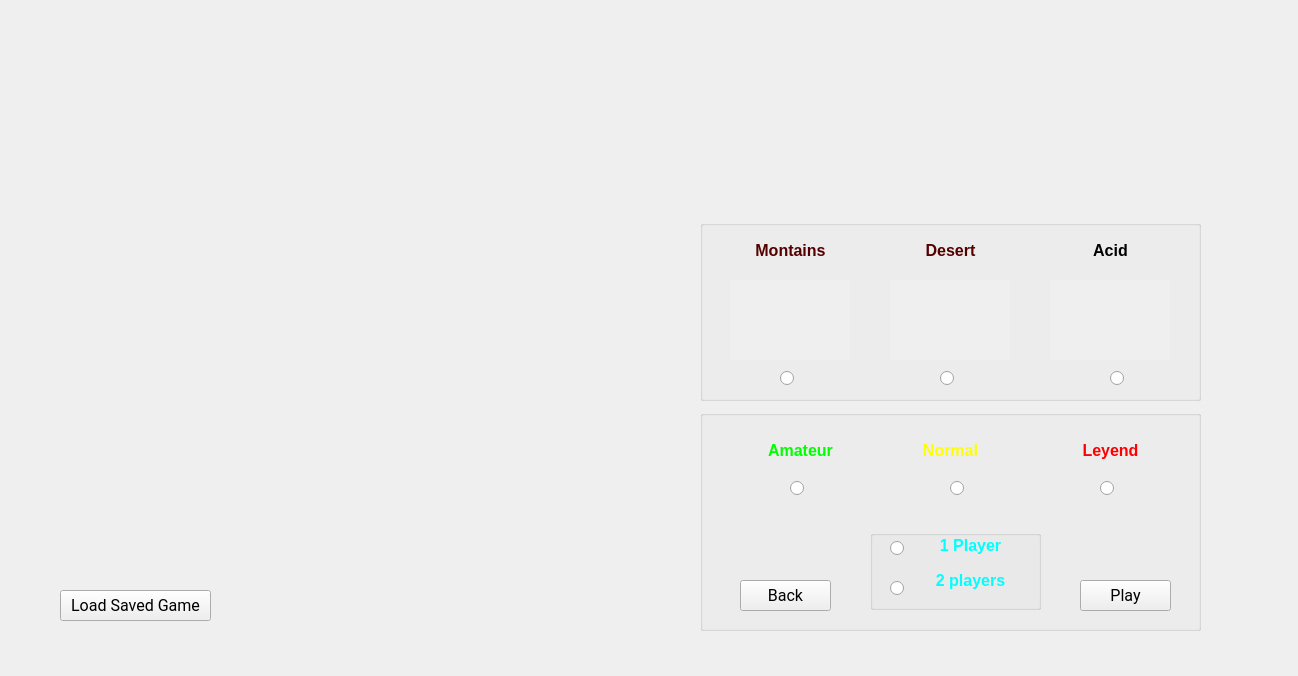
This is 5. Proyecto Final/2. Desarrollo/Gravity_Bike/game_options.ui in jmparradov/Informatica2 as Qt 5 draws it before an edit. The edited form follows.
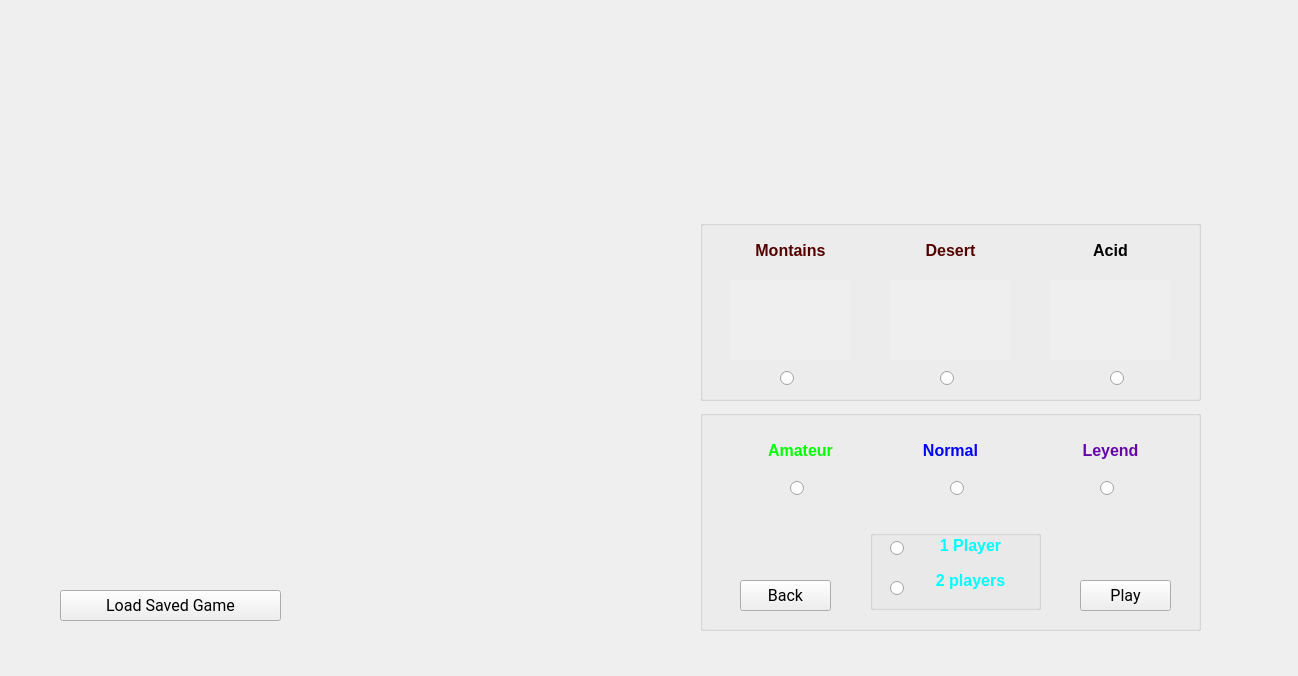
This is the edited form.

```diff
--- a/5. Proyecto Final/2. Desarrollo/Gravity_Bike/game_options.ui
+++ b/5. Proyecto Final/2. Desarrollo/Gravity_Bike/game_options.ui
@@ -226,7 +226,7 @@
      </rect>
     </property>
     <property name="text">
-     <string>&lt;html&gt;&lt;head/&gt;&lt;body&gt;&lt;p align=&quot;center&quot;&gt;&lt;span style=&quot; font-size:12pt; font-weight:600; color:#ffff00;&quot;&gt;Normal&lt;/span&gt;&lt;/p&gt;&lt;/body&gt;&lt;/html&gt;</string>
+     <string>&lt;html&gt;&lt;head/&gt;&lt;body&gt;&lt;p align=&quot;center&quot;&gt;&lt;span style=&quot; font-size:12pt; font-weight:600; color:#0000ff;&quot;&gt;Normal&lt;/span&gt;&lt;/p&gt;&lt;/body&gt;&lt;/html&gt;</string>
     </property>
    </widget>
    <widget class="QLabel" name="label_6">
@@ -239,7 +239,7 @@
      </rect>
     </property>
     <property name="text">
-     <string>&lt;html&gt;&lt;head/&gt;&lt;body&gt;&lt;p align=&quot;center&quot;&gt;&lt;span style=&quot; font-size:12pt; font-weight:600; color:#ff0000;&quot;&gt;Leyend&lt;/span&gt;&lt;/p&gt;&lt;/body&gt;&lt;/html&gt;</string>
+     <string>&lt;html&gt;&lt;head/&gt;&lt;body&gt;&lt;p align=&quot;center&quot;&gt;&lt;span style=&quot; font-size:12pt; font-weight:600; color:#6507a8;&quot;&gt;Leyend&lt;/span&gt;&lt;/p&gt;&lt;/body&gt;&lt;/html&gt;</string>
     </property>
    </widget>
    <widget class="QPushButton" name="playbutton">
@@ -351,7 +351,7 @@
     <rect>
      <x>60</x>
      <y>590</y>
-     <width>151</width>
+     <width>221</width>
      <height>31</height>
     </rect>
    </property>
```
